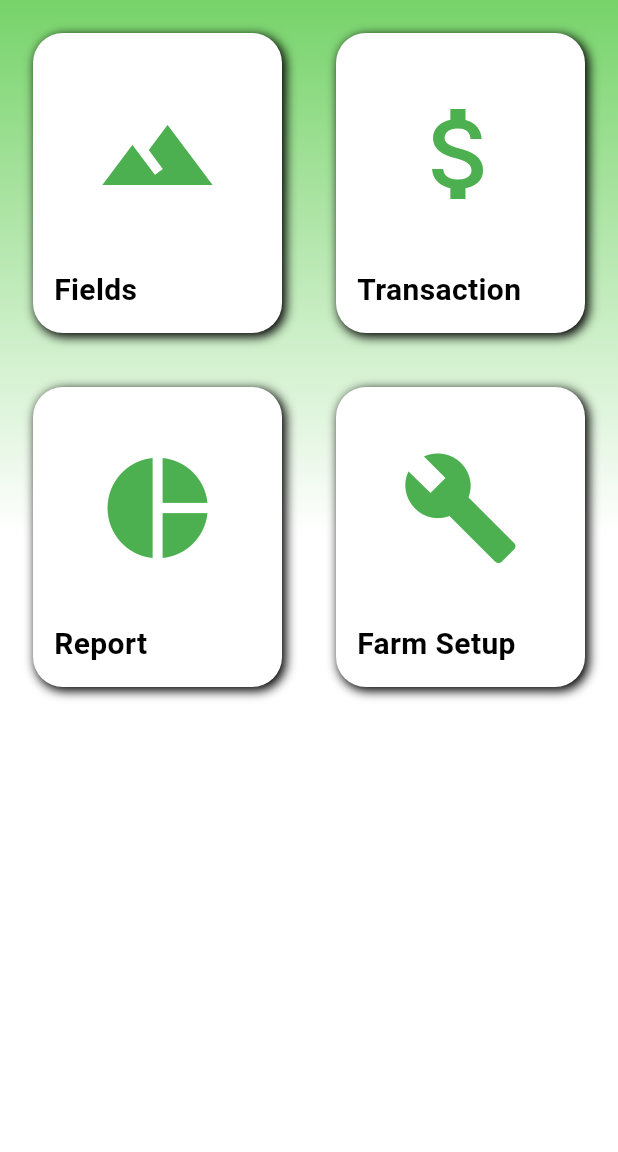
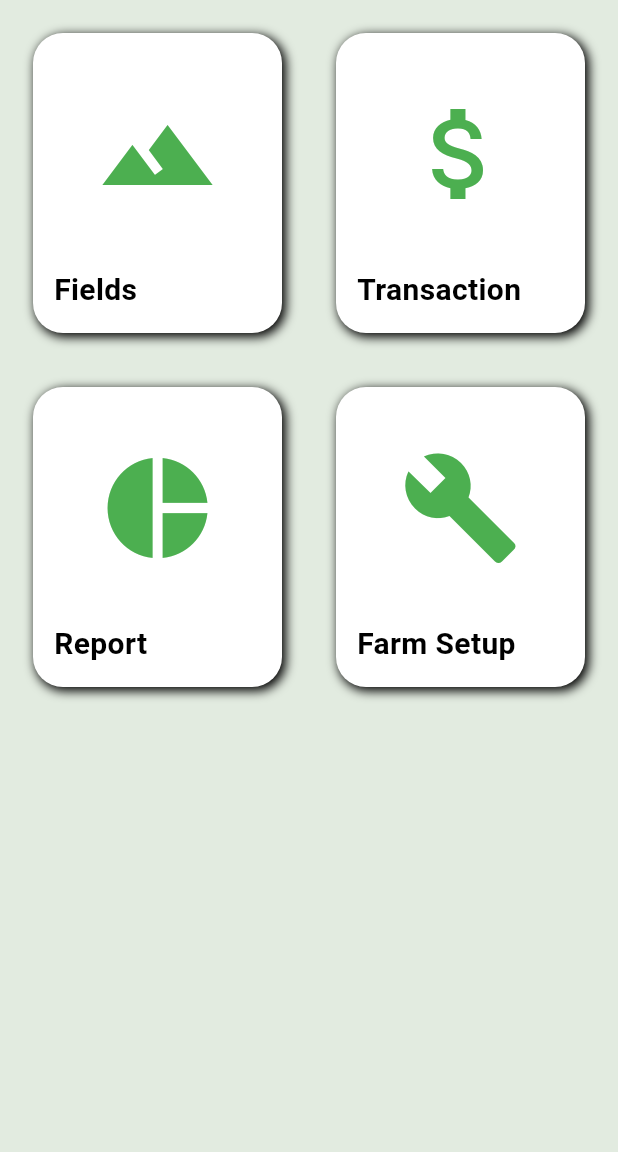
Before and after one commit to bsc-inf-20-19/FarmRecordsManagementSystem, a Flutter app: the MyHomePage screen opened directly, on a phone screen of 412 x 824 dp, the part 84-1236 px from its top. Run offline on Flutter 3.47's test engine with Material 3 defaults, Android fonts, the phone set to English and light mode, and no system bars; our stand-ins replace csv, file_picker, fl_chart, font_awesome_flutter, open_file, pdf and 4 more; missing offline and left inert: excel; accounts and stored records are empty.

Commit message:
Changing the colors and cleaning UI

```diff
--- a/farm_records_management_system/lib/screens/home_screen.dart
+++ b/farm_records_management_system/lib/screens/home_screen.dart
@@ -19,8 +19,8 @@ class MyHomePage extends StatelessWidget {
                 begin: Alignment.topCenter,
                 end: Alignment.center,
                 colors: [
-                  Color.fromARGB(255, 97, 204, 82), // Start color (green)
-                  Colors.white, // End color (white)
+                  Color.fromARGB(255, 226, 235, 224), // Start color (green)
+                  Color.fromARGB(255, 226, 235, 224), // End color (white)
                 ],
               ),
             ),
--- a/farm_records_management_system/pubspec.yaml
+++ b/farm_records_management_system/pubspec.yaml
@@ -35,6 +35,7 @@ dependencies:
   share_plus: ^4.0.10
   excel: ^2.0.6
   open_file: ^3.2.1
+  crypto: ^3.0.1
 
   #pdf: ^3.3.0
 
```
Also changed, not shown: farm_records_management_system/lib/main.dart (+9 -6 lines), farm_records_management_system/pubspec.lock.
